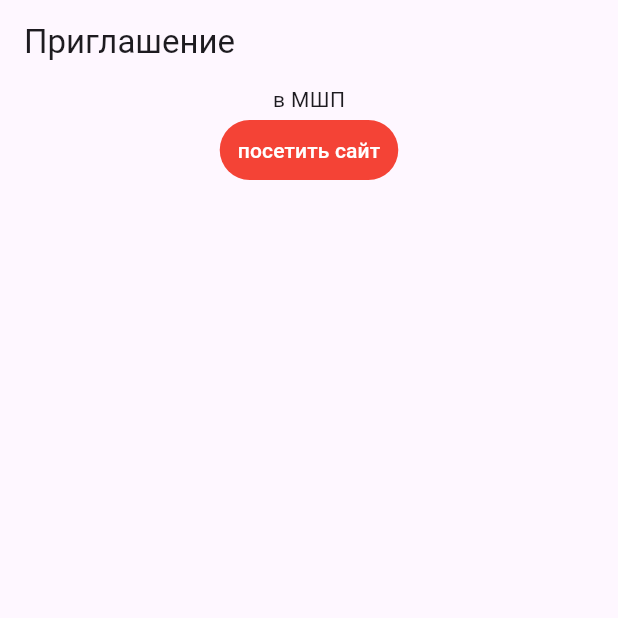
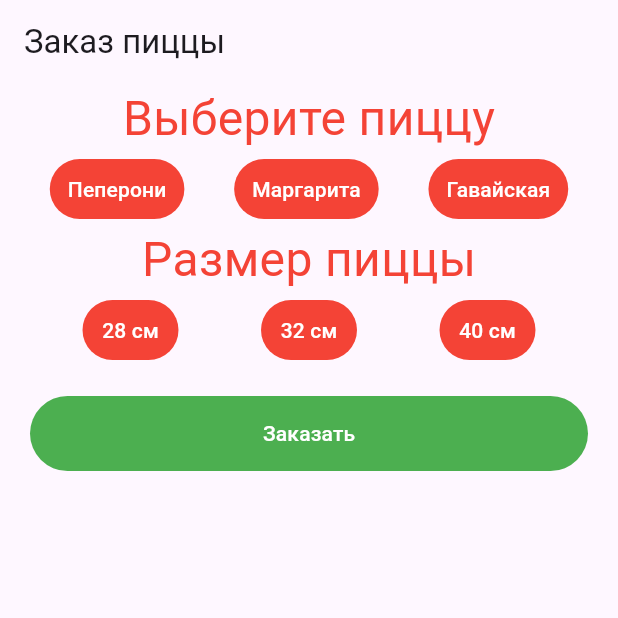
Before and after one commit to Alex-Rom1/fluttertest, a Flutter app: the screen it shows after launch, on a phone screen of 412 x 824 dp, the top half of it. Run offline on Flutter 3.47's test engine with Material 3 defaults, Android fonts, the phone set to English and light mode, and no system bars.

```diff
--- a/lib/main.dart
+++ b/lib/main.dart
@@ -3,24 +3,22 @@ import 'package:url_launcher/url_launcher.dart';
 
 class MainWid extends StatelessWidget{
   Widget build(BuildContext context){
-    return new Center(
-      child: new Column(
-        children: [
-          new Text('в МШП'),
-          new TextButton(
-              onPressed: () async {
-                Uri url = Uri.parse('https://informatics.ru');
-                if (await (canLaunchUrl(url))){
-                  await launchUrl(url);
-                } else {
-                  throw 'could not launch $url';
-                }
-              },
-              style: TextButton.styleFrom(backgroundColor: Colors.red),
-              child: new Text('посетить сайт', style: TextStyle(color: Colors.white))
-          )
-        ],
-      ),
+    return new Column(
+      children: [
+        Center(child: Text('Выберите пиццу', style: TextStyle(color: Colors.red, fontSize: 32))),
+        Row(mainAxisAlignment: MainAxisAlignment.spaceEvenly , children: [
+          TextButton(onPressed: (){}, child: Text('Пеперони'), style: TextButton.styleFrom(backgroundColor: Colors.red, foregroundColor: Colors.white)),
+          TextButton(onPressed: (){}, child: Text('Маргарита'), style: TextButton.styleFrom(backgroundColor: Colors.red, foregroundColor: Colors.white)),
+          TextButton(onPressed: (){}, child: Text('Гавайская'), style: TextButton.styleFrom(backgroundColor: Colors.red, foregroundColor: Colors.white)),
+        ]),
+        Center(child: Text('Размер пиццы', style: TextStyle(color: Colors.red, fontSize: 32))),
+        Row(mainAxisAlignment: MainAxisAlignment.spaceEvenly , children: [
+          TextButton(onPressed: (){}, child: Text('28 см'), style: TextButton.styleFrom(backgroundColor: Colors.red, foregroundColor: Colors.white)),
+          TextButton(onPressed: (){}, child: Text('32 см'), style: TextButton.styleFrom(backgroundColor: Colors.red, foregroundColor: Colors.white)),
+          TextButton(onPressed: (){}, child: Text('40 см'), style: TextButton.styleFrom(backgroundColor: Colors.red, foregroundColor: Colors.white)),
+        ]),
+        Padding(padding: EdgeInsets.all(20.0), child: TextButton(onPressed: (){}, child: Text('Заказать'), style: TextButton.styleFrom(backgroundColor: Colors.green, foregroundColor: Colors.white, minimumSize: Size(400, 50))))
+      ],
     );
   }
 }
@@ -30,8 +28,8 @@ void main(){
     new MaterialApp(
       debugShowCheckedModeBanner: false,
       home: new Scaffold(
-        appBar: new AppBar(title: new Text('Приглашение')),
-        body: new MainWid()
+        appBar: new AppBar(title: Text('Заказ пиццы')),
+        body: new MainWid(),
       ),
     )
   );
```
